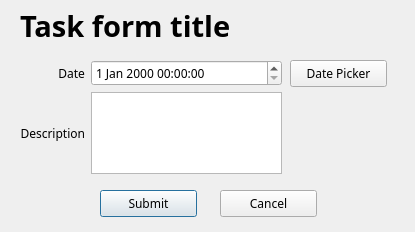
The window that dialogs/task/TaskForm.ui (supermaximo93/Computing_Project) describes before a commit, drawn with Qt 5.
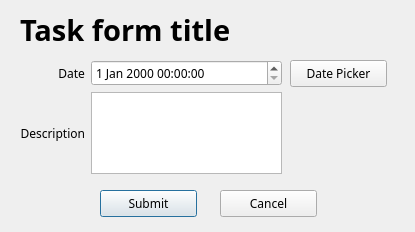
The same window after the commit.

Diff of the .ui file:
```diff
--- a/dialogs/task/TaskForm.ui
+++ b/dialogs/task/TaskForm.ui
@@ -24,7 +24,7 @@
      <x>20</x>
      <y>10</y>
      <width>341</width>
-     <height>31</height>
+     <height>41</height>
     </rect>
    </property>
    <property name="font">
@@ -37,6 +37,9 @@
    <property name="text">
     <string>Task form title</string>
    </property>
+   <property name="alignment">
+    <set>Qt::AlignLeading|Qt::AlignLeft|Qt::AlignTop</set>
+   </property>
   </widget>
   <widget class="QPushButton" name="pushButton_submit">
    <property name="geometry">
```
